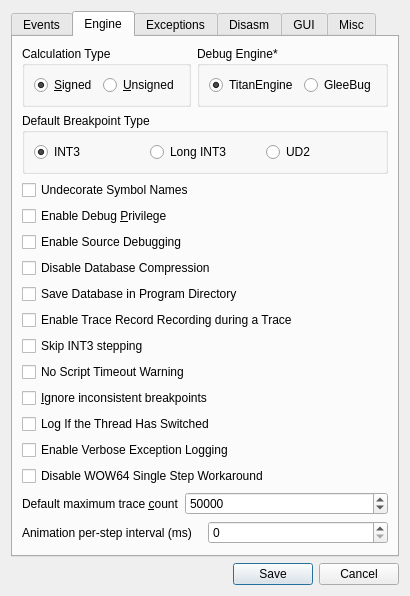
First picture: the form in src/gui/Src/Gui/SettingsDialog.ui, repository greck2908/x64dbg, before the edit.
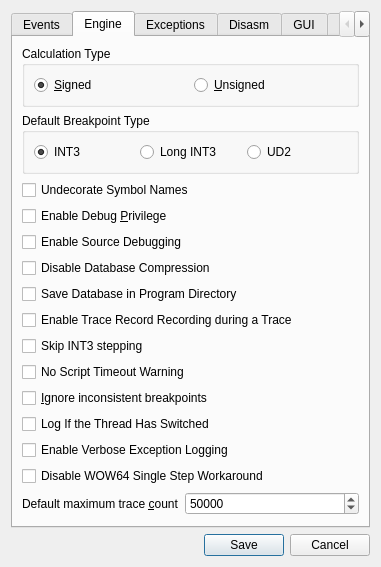
Second picture: the form after the edit. The open tabs and pages were chosen to show the change. Icons and pictures are not drawn.

The edit to the form file:
```diff
--- a/src/gui/Src/Gui/SettingsDialog.ui
+++ b/src/gui/Src/Gui/SettingsDialog.ui
@@ -6,8 +6,8 @@
    <rect>
     <x>0</x>
     <y>0</y>
-    <width>386</width>
-    <height>525</height>
+    <width>381</width>
+    <height>514</height>
    </rect>
   </property>
   <property name="sizePolicy">
@@ -194,19 +194,22 @@
       </attribute>
       <layout class="QVBoxLayout" name="verticalLayout_4">
        <item>
-        <layout class="QHBoxLayout" name="horizontalLayout">
-         <item>
-          <widget class="QGroupBox" name="groupBoxCalculationType">
-           <property name="sizePolicy">
-            <sizepolicy hsizetype="Preferred" vsizetype="Minimum">
-             <horstretch>0</horstretch>
-             <verstretch>0</verstretch>
-            </sizepolicy>
-           </property>
-           <property name="title">
-            <string>Calculation Type</string>
-           </property>
-           <layout class="QHBoxLayout" name="horizontalLayout_4">
+        <widget class="QGroupBox" name="groupBox_2">
+         <property name="sizePolicy">
+          <sizepolicy hsizetype="Preferred" vsizetype="Minimum">
+           <horstretch>0</horstretch>
+           <verstretch>0</verstretch>
+          </sizepolicy>
+         </property>
+         <property name="title">
+          <string>Calculation Type</string>
+         </property>
+         <layout class="QVBoxLayout" name="verticalLayout_6">
+          <item>
+           <layout class="QHBoxLayout" name="layoutCalulationType">
+            <property name="sizeConstraint">
+             <enum>QLayout::SetNoConstraint</enum>
+            </property>
             <item>
              <widget class="QRadioButton" name="radioSigned">
               <property name="text">
@@ -225,35 +228,9 @@
              </widget>
             </item>
            </layout>
-          </widget>
-         </item>
-         <item>
-          <widget class="QGroupBox" name="groupBoxDebugEngine">
-           <property name="title">
-            <string>Debug Engine*</string>
-           </property>
-           <layout class="QHBoxLayout" name="horizontalLayout_3">
-            <item>
-             <widget class="QRadioButton" name="radioTitanEngine">
-              <property name="text">
-               <string>TitanEngine</string>
-              </property>
-              <property name="checked">
-               <bool>true</bool>
-              </property>
-             </widget>
-            </item>
-            <item>
-             <widget class="QRadioButton" name="radioGleeBug">
-              <property name="text">
-               <string>GleeBug</string>
-              </property>
-             </widget>
-            </item>
-           </layout>
-          </widget>
-         </item>
-        </layout>
+          </item>
+         </layout>
+        </widget>
        </item>
        <item>
         <widget class="QGroupBox" name="groupBoxDefaultBreakpointType">
@@ -424,27 +401,6 @@
          </item>
         </layout>
        </item>
-       <item>
-        <layout class="QHBoxLayout" name="horizontalLayoutAnimateInterval">
-         <item>
-          <widget class="QLabel" name="lblAnimateInterval">
-           <property name="text">
-            <string>Animation per-step interval (ms)</string>
-           </property>
-          </widget>
-         </item>
-         <item>
-          <widget class="QSpinBox" name="spinAnimateInterval">
-           <property name="toolTip">
-            <string>&lt;html&gt;&lt;head/&gt;&lt;body&gt;&lt;p&gt;The debugger sleeps for a certain time in order to keep the interval between animation steps constant as specified in this setting.&lt;/p&gt;&lt;p&gt;If you want to animate as fast as possible set this to 0.&lt;/p&gt;&lt;/body&gt;&lt;/html&gt;</string>
-           </property>
-           <property name="maximum">
-            <number>99999</number>
-           </property>
-          </widget>
-         </item>
-        </layout>
-       </item>
        <item>
         <spacer name="verticalSpacer">
          <property name="orientation">
@@ -822,7 +778,7 @@
        <item>
         <layout class="QVBoxLayout" name="verticalLayoutSymbolJIT">
          <item>
-          <layout class="QHBoxLayout" name="horizontalLayoutSymbol">
+          <layout class="QHBoxLayout" name="horizontalLayout_4">
            <item>
             <layout class="QVBoxLayout" name="verticalLayoutSymbolLabels">
              <item>
@@ -861,7 +817,7 @@
           </widget>
          </item>
          <item>
-          <layout class="QHBoxLayout" name="horizontalLayoutJIT">
+          <layout class="QHBoxLayout" name="horizontalLayout">
            <item>
             <widget class="QLabel" name="label">
              <property name="text">
@@ -959,9 +915,9 @@
     </widget>
    </item>
    <item>
-    <layout class="QHBoxLayout" name="horizontalLayoutSaveCancel">
+    <layout class="QHBoxLayout" name="horizontalLayout_3">
      <item>
-      <spacer name="horizontalSpacerSaveCancel">
+      <spacer name="horizontalSpacer">
        <property name="orientation">
         <enum>Qt::Horizontal</enum>
        </property>
```
Left out of the diff: 238 changed lines with no effect on the pictures.
